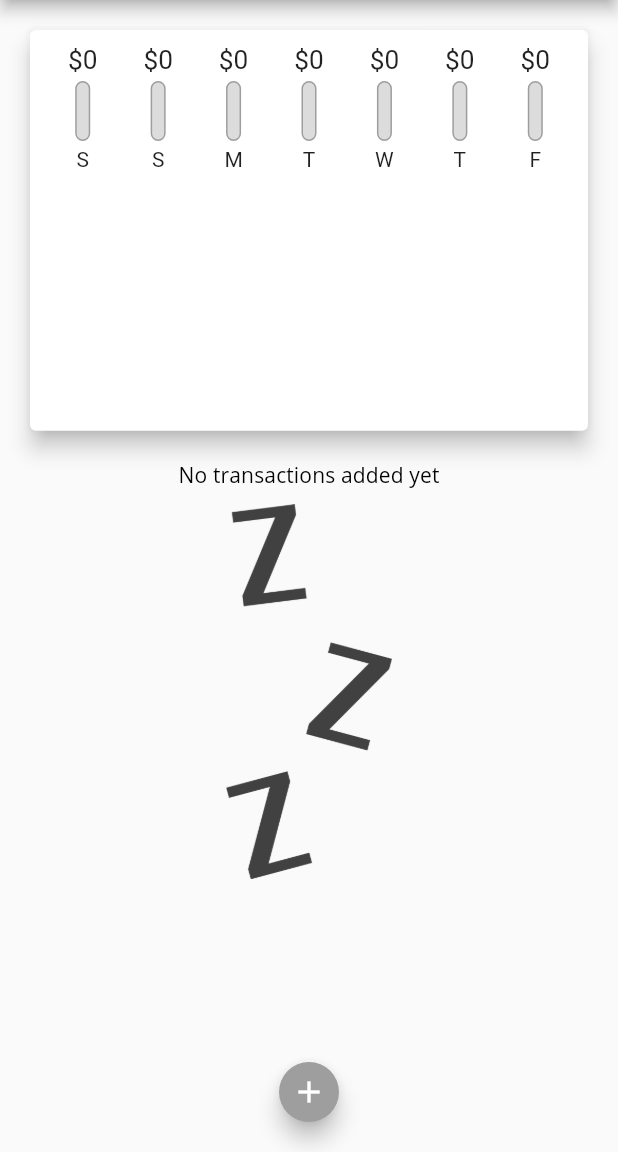
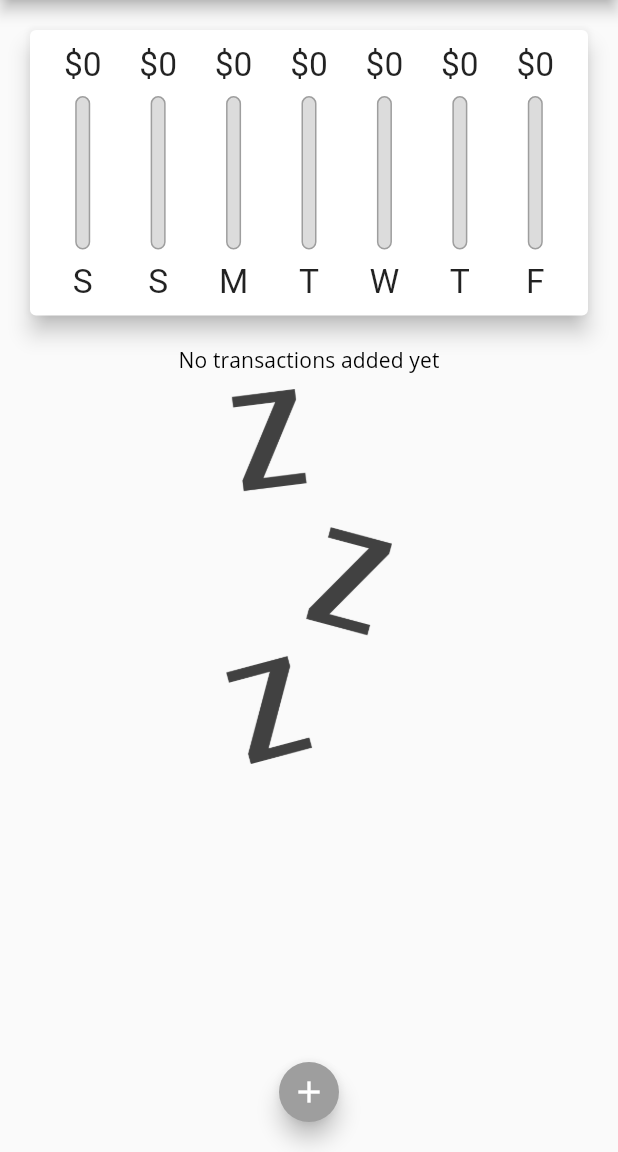
Before and after one commit to ShinaOdukoya/expenses_app, a Flutter app: the screen it shows after launch, on a phone screen of 412 x 824 dp, the part 84-1236 px from its top. Run offline on Flutter 3.47's test engine with Material 2 defaults, Android fonts, the phone set to English and light mode, and no system bars.

Commit message:
adjusting height of bar dynamically

```diff
--- a/lib/main.dart
+++ b/lib/main.dart
@@ -177,7 +177,7 @@ class _MyHomePageState extends State<MyHomePage> {
               height: (MediaQuery.of(context).size.height -
                       MediaQuery.of(context).padding.top -
                       appBar.preferredSize.height) *
-                  0.4,
+                  0.3,
               child: Chart(_recenTransaction),
             ),
             // UserTransactions(),
@@ -185,7 +185,7 @@ class _MyHomePageState extends State<MyHomePage> {
               height: (MediaQuery.of(context).size.height -
                       MediaQuery.of(context).padding.top -
                       appBar.preferredSize.height) *
-                  0.6,
+                  0.7,
               child: TransactionList(_userTransactions, _deleteTransaction),
             ),
           ],
--- a/lib/widgets/chart_bar.dart
+++ b/lib/widgets/chart_bar.dart
@@ -11,19 +11,24 @@ class ChartBar extends StatelessWidget {
 
   @override
   Widget build(BuildContext context) {
+    return LayoutBuilder(
+      builder: (ctx, constraints) {
         return Column(
           children: [
             Container(
-          height: 20,
+              // height: 20,
+              height: constraints.maxHeight * 0.15,
               child: FittedBox(
                 child: Text('\$${spendingAmount.toStringAsFixed(0)}'),
               ),
             ),
-        const SizedBox(
-          height: 4,
+            SizedBox(
+              // height: 4,
+              height: constraints.maxHeight * 0.05,
             ),
             Container(
-          height: 40, //60
+              height: constraints.maxHeight * 0.6,
+              // height: 40, //60
               width: 10,
               child: Stack(
                 children: [
@@ -45,13 +50,25 @@ class ChartBar extends StatelessWidget {
                 ],
               ),
             ),
-        const SizedBox(
-          height: 4,
+            SizedBox(
+              // height: 4,
+              height: constraints.maxHeight * 0.05,
             ),
-        Text(
+            SizedBox(
+              height: constraints.maxHeight * 0.15,
+              child: FittedBox(
+                /**FittedBox allows the text
+                 * to fit the into the box
+                 * regardless of screen size.
+                 */
+                child: Text(
                   label,
+                ),
+              ),
             ),
           ],
         );
+      },
+    );
   }
 }
```
Lines whose indentation alone changed are shown as unchanged.
